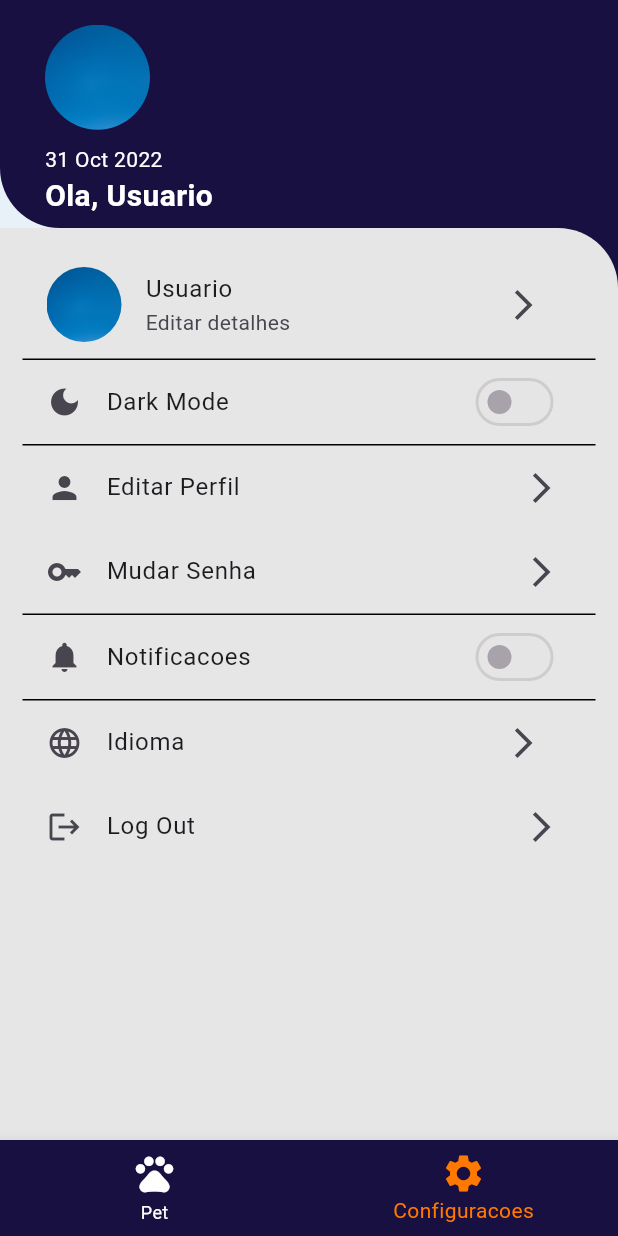
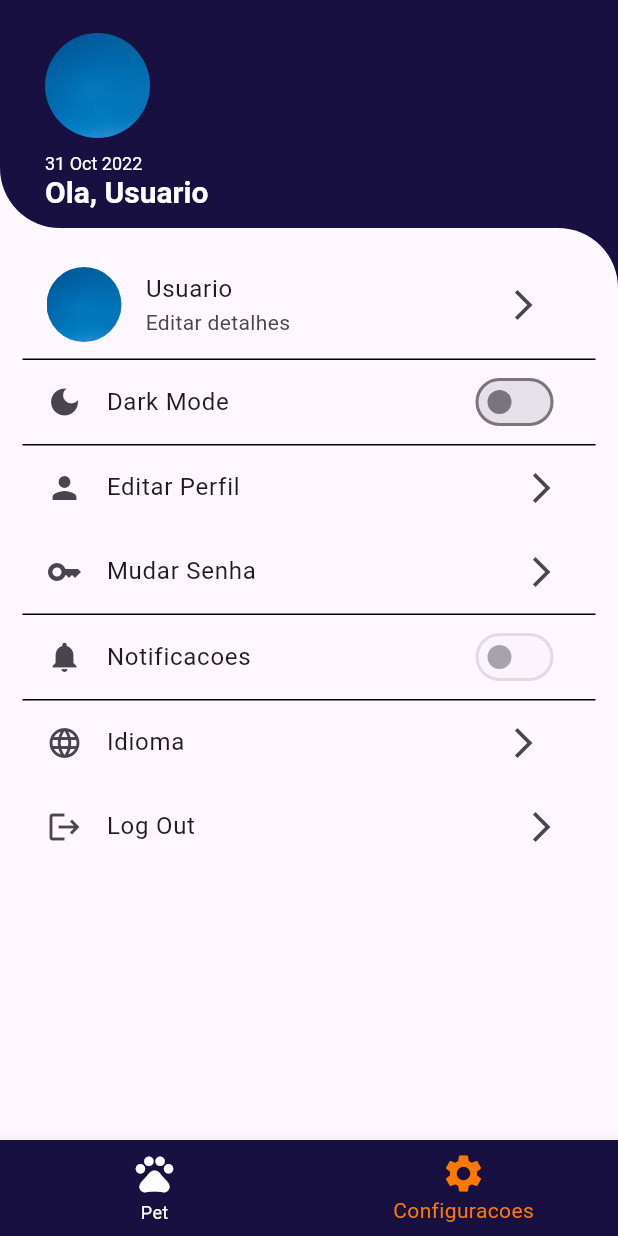
Before and after one commit to andreoliveira20/Petty, a Flutter app: the screen it shows after launch, item 2 of the bottom bar chosen, on a phone screen of 412 x 824 dp. Run offline on Flutter 3.47's test engine with Material 2 defaults, Android fonts, the phone set to English and light mode, and no system bars; our stand-ins replace image_picker, sqflite; accounts and stored records are empty.

Commit message:
update 31/10/22

```diff
--- a/lib/components/top_bar.dart
+++ b/lib/components/top_bar.dart
@@ -3,13 +3,13 @@ import 'package:intl/intl.dart';
 import 'package:petty/models/user_model.dart';
 
 class TopBar extends StatelessWidget {
-  TopBar({required this.user});
+  const TopBar({Key? key, required this.user}) : super(key: key);
   final User user;
   @override
   Widget build(BuildContext context) {
     return Container(
       height: 152,
-      decoration: BoxDecoration(
+      decoration: const BoxDecoration(
         borderRadius: BorderRadius.only(bottomLeft: Radius.circular(40)),
         color: Color.fromARGB(255, 24, 16, 64),
       ),
@@ -19,7 +19,7 @@ class TopBar extends StatelessWidget {
           mainAxisAlignment: MainAxisAlignment.center,
           crossAxisAlignment: CrossAxisAlignment.start,
           children: [
-            SizedBox(
+            const SizedBox(
               height: 10,
             ),
             Container(
@@ -48,15 +48,11 @@ class TopBar extends StatelessWidget {
             ),
             Text(
               '${DateFormat('d MMM y').format(DateTime.now())}',
-              style: TextStyle(color: Colors.white),
+              style: Theme.of(context).textTheme.headline3,
             ),
             Text(
               'Ola, ${user.name}',
-              style: TextStyle(
-                fontWeight: FontWeight.bold,
-                fontSize: 20,
-                color: Colors.white,
-              ),
+              style: Theme.of(context).textTheme.headline2,
             ),
           ],
         ),
--- a/lib/components/vaccine_form.dart
+++ b/lib/components/vaccine_form.dart
@@ -33,11 +33,11 @@ class VaccineForm extends StatelessWidget {
       child: Column(
         children: [
           Container(
-            padding: EdgeInsets.all(10),
+            padding: const EdgeInsets.all(10),
             child: TextField(
               controller: nameController,
               onSubmitted: (_) => _submitForm(),
-              decoration: InputDecoration(
+              decoration: const InputDecoration(
                 label: Text('Nome'),
               ),
             ),
@@ -46,7 +46,7 @@ class VaccineForm extends StatelessWidget {
             color: Colors.blue,
             child: TextButton(
               onPressed: _submitForm,
-              child: Text(
+              child: const Text(
                 'Adicionar',
                 style: TextStyle(
                   color: Colors.white,
--- a/lib/main.dart
+++ b/lib/main.dart
@@ -1,4 +1,5 @@
 import 'package:flutter/material.dart';
+import 'package:petty/provider/settings.dart';
 import 'package:petty/provider/user.dart';
 import 'package:petty/provider/vaccine_date_list.dart';
 import 'package:petty/provider/vaccine_list.dart';
@@ -8,13 +9,15 @@ import 'package:petty/screen/language_screen.dart';
 import 'package:petty/screen/pet_detail_screen.dart';
 import 'package:petty/screen/user_form_screen.dart';
 
-import 'package:petty/shared/themes/app_colors.dart';
+import 'package:petty/shared/themes/app_theme.dart';
 import 'package:petty/utils/app_routes.dart';
 import 'package:provider/provider.dart';
 
 void main() {
   runApp(MyApp());
 }
+
+final settings = Settings();
 
 class MyApp extends StatelessWidget {
   @override
@@ -33,20 +36,27 @@ class MyApp extends StatelessWidget {
         ChangeNotifierProvider(
           create: (_) => VaccineDateList(),
         ),
+        ChangeNotifierProvider(
+          create: (_) => Settings(),
+        )
       ],
-      child: MaterialApp(
+      child: AnimatedBuilder(
+        animation: settings,
+        builder: (BuildContext context, Widget? child) {
+          return MaterialApp(
             debugShowCheckedModeBanner: false,
+            darkTheme: AppTheme.darkTheme,
+            themeMode: settings.themeMode,
             title: 'Petty',
-        theme: ThemeData(
-          useMaterial3: true,
-          scaffoldBackgroundColor: AppColors.background,
-        ),
+            theme: AppTheme.lightTheme,
             routes: {
               AppRoutes.HOME: (ctx) => HomePage(),
               AppRoutes.PET_DETAIL: (ctx) => PetDetailScreen(),
               AppRoutes.USER_FORM: (ctx) => UserFormScreen(),
               AppRoutes.LANGUAGE: (ctx) => LanguageScreen(),
             },
+          );
+        },
       ),
     );
   }
--- a/lib/provider/settings.dart
+++ b/lib/provider/settings.dart
@@ -1,3 +1,13 @@
-import 'package:flutter/cupertino.dart';
+import 'package:flutter/material.dart';
 
-class Settings with ChangeNotifier {}
+class Settings with ChangeNotifier {
+  ThemeMode _themeMode = ThemeMode.light;
+  ThemeMode get themeMode => _themeMode;
+
+  bool get isDarkMode => _themeMode == ThemeMode.dark;
+
+  switchTheme() {
+    _themeMode = isDarkMode ? ThemeMode.light : ThemeMode.dark;
+    notifyListeners();
+  }
+}
--- a/lib/screen/home_page.dart
+++ b/lib/screen/home_page.dart
@@ -1,9 +1,8 @@
 import 'package:flutter/material.dart';
 import 'package:petty/components/top_bar.dart';
-import 'package:petty/provider/pet_list.dart';
 import 'package:petty/provider/user.dart';
 import 'package:petty/screen/pet_list_screen.dart';
-import 'package:petty/screen/settings.dart';
+import 'package:petty/screen/settings.screen.dart';
 import 'package:provider/provider.dart';
 
 class HomePage extends StatefulWidget {
@@ -22,12 +21,11 @@ class _HomePageState extends State<HomePage> {
 
   @override
   Widget build(BuildContext context) {
-    final List pets = Provider.of<PetList>(context).pets;
     final userProvider = Provider.of<Users>(context);
 
     List<Widget> _widgetOptions = <Widget>[
       PetListScreen(),
-      Settings(),
+      SettingsScreen(),
     ];
 
     return Scaffold(
@@ -37,7 +35,7 @@ class _HomePageState extends State<HomePage> {
           future: userProvider.loadUser(),
           builder: (BuildContext context, snapshot) =>
               snapshot.connectionState == ConnectionState.waiting
-                  ? Center(
+                  ? const Center(
                       child: CircularProgressIndicator(),
                     )
                   : TopBar(
@@ -50,7 +48,7 @@ class _HomePageState extends State<HomePage> {
       ),
       bottomNavigationBar: BottomNavigationBar(
         backgroundColor: Color.fromARGB(255, 24, 16, 64),
-        items: <BottomNavigationBarItem>[
+        items: const <BottomNavigationBarItem>[
           BottomNavigationBarItem(
             icon: Icon(
               Icons.pets,
--- a/lib/screen/settings.dart
+++ b/lib/screen/settings.screen.dart
@@ -1,20 +1,24 @@
 import 'package:flutter/material.dart';
+import 'package:petty/provider/settings.dart';
 import 'package:petty/provider/user.dart';
 import 'package:petty/utils/app_routes.dart';
 import 'package:provider/provider.dart';
 
-class Settings extends StatelessWidget {
-  const Settings({Key? key}) : super(key: key);
+import '../main.dart';
+
+class SettingsScreen extends StatelessWidget {
+  const SettingsScreen({Key? key}) : super(key: key);
 
   @override
   Widget build(BuildContext context) {
     final userProvider = Provider.of<Users>(context);
+    // final settings = Provider.of<Settings>(context);
     return Container(
       color: Color.fromARGB(255, 24, 16, 64),
       child: Container(
         decoration: BoxDecoration(
-          color: Color.fromARGB(255, 230, 230, 230),
-          borderRadius: BorderRadius.only(topRight: Radius.circular(40)),
+          color: Theme.of(context).backgroundColor,
+          borderRadius: const BorderRadius.only(topRight: Radius.circular(40)),
         ),
         child: Padding(
           padding: const EdgeInsets.all(15),
@@ -49,39 +53,44 @@ class Settings extends StatelessWidget {
                         Navigator.of(context).pushNamed(AppRoutes.USER_FORM),
                     icon: Icon(Icons.arrow_forward_ios_outlined)),
               ),
-              Divider(
+              const Divider(
                 height: 1,
                 color: Colors.black,
               ),
               ListTile(
                 leading: Icon(Icons.dark_mode),
                 title: Text('Dark Mode'),
-                trailing: Switch(value: false, onChanged: null),
+                trailing: Switch(
+                  value: settings.isDarkMode,
+                  onChanged: (value) {
+                    settings.switchTheme();
+                  },
+                ),
               ),
-              Divider(
+              const Divider(
                 height: 1,
                 color: Colors.black,
               ),
-              ListTile(
+              const ListTile(
                 leading: Icon(Icons.person),
                 title: Text('Editar Perfil'),
                 trailing: Icon(Icons.arrow_forward_ios_outlined),
               ),
-              ListTile(
+              const ListTile(
                 leading: Icon(Icons.key),
                 title: Text('Mudar Senha'),
                 trailing: Icon(Icons.arrow_forward_ios_outlined),
               ),
-              Divider(
+              const Divider(
                 height: 1,
                 color: Colors.black,
               ),
-              ListTile(
+              const ListTile(
                 leading: Icon(Icons.notifications),
                 title: Text('Notificacoes'),
                 trailing: Switch(value: false, onChanged: null),
               ),
-              Divider(
+              const Divider(
                 height: 1,
                 color: Colors.black,
               ),
@@ -94,7 +103,7 @@ class Settings extends StatelessWidget {
                   icon: Icon(Icons.arrow_forward_ios_outlined),
                 ),
               ),
-              ListTile(
+              const ListTile(
                 leading: Icon(Icons.logout),
                 title: Text('Log Out'),
                 trailing: Icon(Icons.arrow_forward_ios_outlined),
--- a/lib/shared/themes/app_colors.dart
+++ /dev/null
@@ -1,14 +0,0 @@
-import 'package:flutter/material.dart';
-
-class AppColors {
-  static final primary = Color(0xFF263056);
-  // static final secondary = Color(0xFF585666);
-  // static final grey = Color(0xFF585666);
-  // static final delete = Color(0xFFE83F5B);
-  // static final heading = Color(0xFF585666);
-  // static final body = Color(0xFF706E7A);
-  // static final stroke = Color(0xFFE3E3E6);
-  // static final shape = Color(0xFFFAFAFC);
-  static final background = Color(0xFFe8f1f8);
-  // static final input = Color(0xFFB1B0B8);
-}
--- /dev/null
+++ b/lib/shared/themes/app_theme.dart
@@ -0,0 +1,69 @@
+import 'package:flutter/material.dart';
+
+class AppTheme {
+  static final ThemeData darkTheme = ThemeData(
+    useMaterial3: true,
+    brightness: Brightness.dark,
+    backgroundColor: Color.fromARGB(255, 53, 53, 53),
+    cardColor: Color.fromARGB(255, 77, 73, 68).withOpacity(0.9),
+    primaryColor: Color.fromARGB(255, 77, 73, 68),
+    textTheme: const TextTheme(
+      headline1: TextStyle(
+        fontSize: 30,
+        fontWeight: FontWeight.bold,
+        color: Colors.white,
+      ),
+      headline2: TextStyle(
+        fontWeight: FontWeight.bold,
+        fontSize: 20,
+        color: Colors.white,
+      ),
+      headline3: TextStyle(
+        color: Colors.white,
+        fontSize: 12,
+      ),
+      headline4: TextStyle(
+        fontSize: 12,
+        color: Colors.white,
+      ),
+      headline5: TextStyle(
+        fontWeight: FontWeight.bold,
+        fontSize: 25,
+        color: Colors.white,
+      ),
+    ),
+  );
+
+  static final ThemeData lightTheme = ThemeData(
+    brightness: Brightness.light,
+    useMaterial3: true,
+    backgroundColor: Color.fromARGB(255, 230, 230, 230),
+    cardColor: Color.fromARGB(255, 241, 232, 219).withOpacity(0.9),
+    primaryColor: Colors.white,
+    textTheme: const TextTheme(
+      headline1: TextStyle(
+        fontSize: 30,
+        fontWeight: FontWeight.bold,
+        color: Colors.black,
+      ),
+      headline2: TextStyle(
+        fontWeight: FontWeight.bold,
+        fontSize: 20,
+        color: Colors.white,
+      ),
+      headline3: TextStyle(
+        color: Colors.white,
+        fontSize: 12,
+      ),
+      headline4: TextStyle(
+        fontSize: 12,
+        color: Colors.grey,
+      ),
+      headline5: TextStyle(
+        fontWeight: FontWeight.bold,
+        fontSize: 25,
+        color: Colors.black,
+      ),
+    ),
+  );
+}
```
Also changed, not shown: lib/components/banner_pet.dart (+13 -14 lines), lib/components/bottom_menu.dart (+5 -5 lines), lib/components/card_pet.dart (+4 -12 lines), lib/components/vaccine_card.dart (+13 -11 lines), lib/components/vaccine_card_date.dart (+16 -13 lines), lib/components/vaccine_form_date.dart (+19 -19 lines), lib/screen/pet_detail_screen.dart (+7 -5 lines), lib/screen/pet_form_screen.dart (+11 -11 lines), lib/screen/pet_list_screen.dart (+7 -8 lines), lib/screen/user_form_screen.dart (+21 -19 lines). Lines whose indentation alone changed are shown as unchanged.
